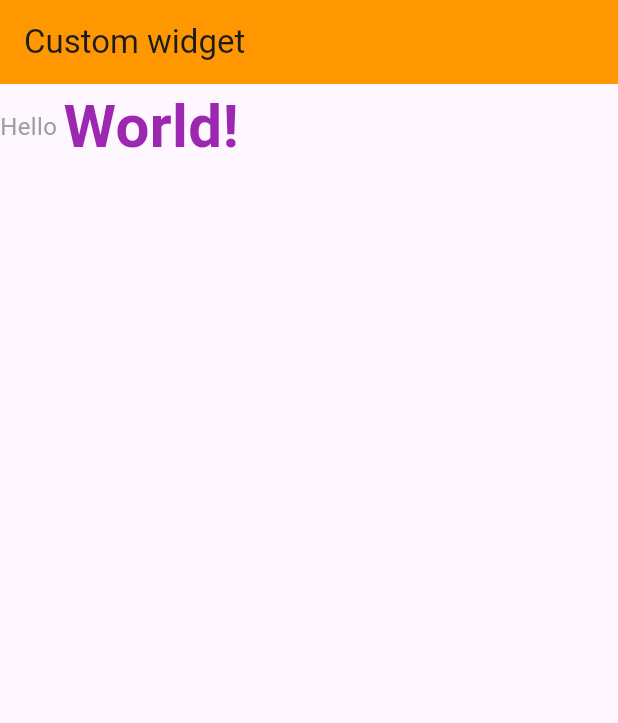
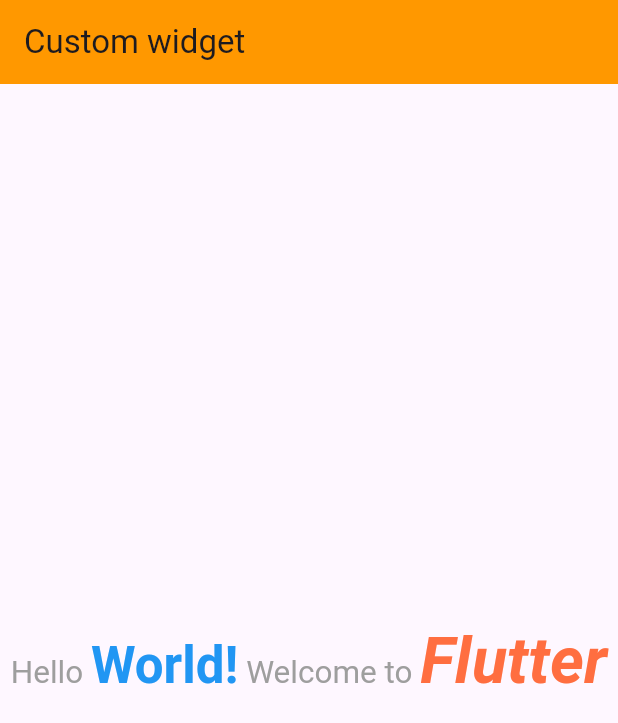
Before and after one commit to UdhavNegi/Flutter-Tutorials, a Flutter app: the screen it shows after launch, on a phone screen of 412 x 824 dp. Shown: the top 723 px of the screen. Run offline on Flutter 3.47's test engine with Material 3 defaults, Android fonts, the phone set to English and light mode, and no system bars; Roboto replaces fonts that are missing (addressCity).

Commit message:
Rich Text widget completed

```diff
--- a/lib/main.dart
+++ b/lib/main.dart
@@ -58,16 +58,39 @@ class _MyHomePageState extends State<MyHomePage> {
           backgroundColor: Colors.orange,
           title: Text('Custom widget'),
         ),
-        body: Row(
-          children: [
-            Text('Hello ', style : TextStyle(fontSize: 16, color : Colors.grey)),
-            Text('World!', style : TextStyle(
-              fontSize: 40, color: Colors.purple,
-              fontFamily: AutofillHints.addressCity,
-              fontWeight: FontWeight.bold
-              )),
-          ],
-          )
+        body: Center(
+          child: RichText(
+            text: TextSpan(
+              style : TextStyle(
+                color : Colors.grey,
+                fontSize: 21
+              ),
+            children: [
+              TextSpan(text : "Hello "),
+
+              TextSpan(text : "World!", style: TextStyle(
+                fontSize: 34,
+                color : Colors.blue,
+                fontWeight: FontWeight.bold
+              ),
+              ),
+
+              TextSpan(text : " Welcome to ",
+              ),
+
+              TextSpan(text : "Flutter",
+              style : TextStyle(
+                fontWeight: FontWeight.bold,
+                fontSize: 43,
+                color : Colors.deepOrangeAccent,
+                fontStyle: FontStyle.italic
+              )
+
+              ),
+
+            ]
+          )),
+        )
     );
   }
 }
```
